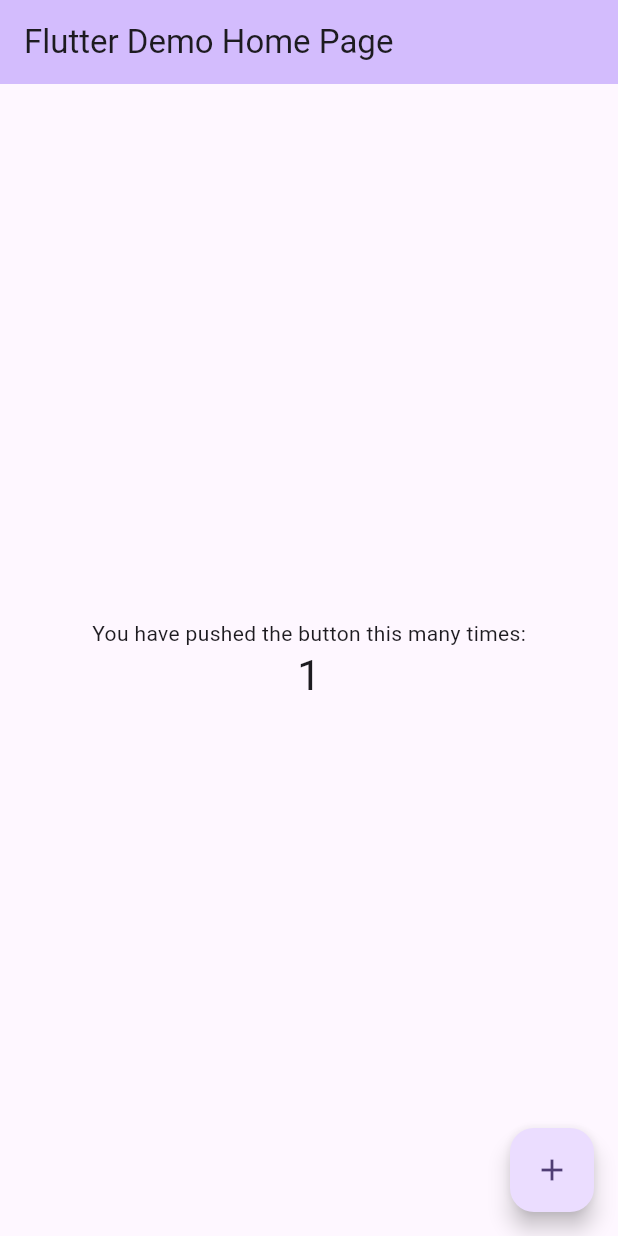
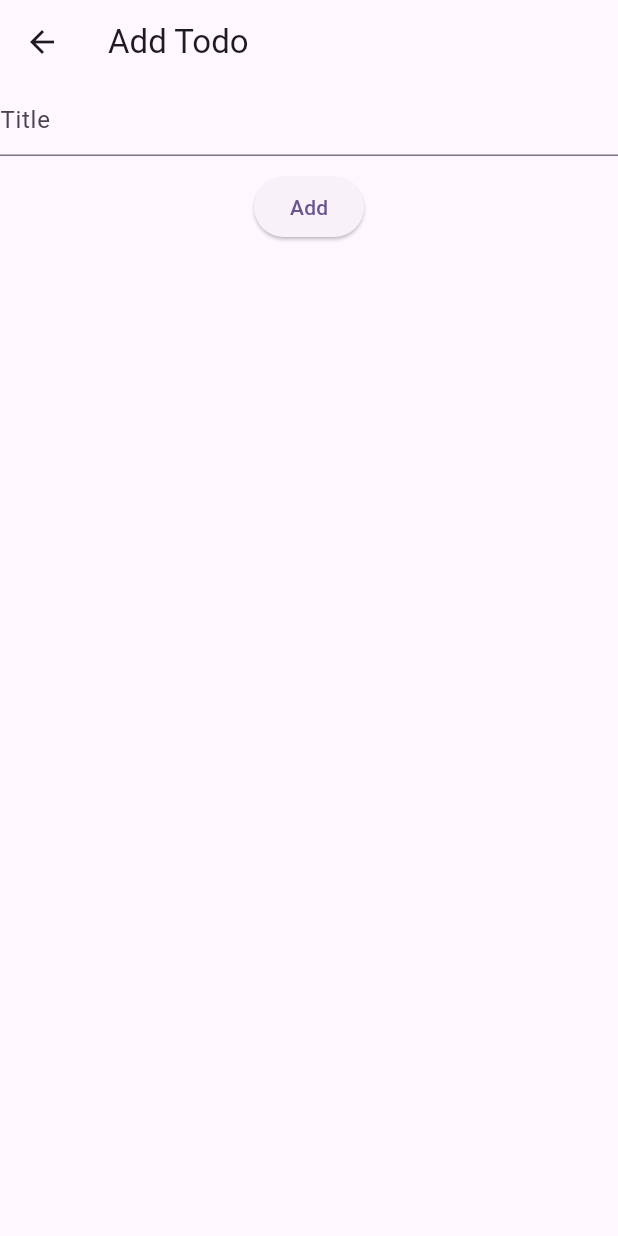
Before and after one commit to adhilfouzi/todo_using_bloc, a Flutter app: the screen it shows after launch, after a tap on the "add" icon, on a phone screen of 412 x 824 dp. Run offline on Flutter 3.47's test engine with Material 3 defaults, Android fonts, the light colour scheme and no system bars.

Commit message:
after clone

```diff
--- /dev/null
+++ b/lib/add_todo_page.dart
@@ -0,0 +1,36 @@
+import 'package:flutter/material.dart';
+
+class AddTodoPage extends StatefulWidget {
+  const AddTodoPage({super.key});
+
+  @override
+  State<AddTodoPage> createState() => _AddTodoPageState();
+}
+
+class _AddTodoPageState extends State<AddTodoPage> {
+  final todoTitleController = TextEditingController();
+
+  @override
+  Widget build(BuildContext context) {
+    return Scaffold(
+      appBar: AppBar(
+        title: const Text('Add Todo'),
+      ),
+      body: SingleChildScrollView(
+        child: Column(
+          children: [
+            TextField(
+              controller: todoTitleController,
+              decoration: const InputDecoration(hintText: 'Title'),
+            ),
+            const SizedBox(height: 10),
+            ElevatedButton(
+              onPressed: () {},
+              child: const Text('Add'),
+            ),
+          ],
+        ),
+      ),
+    );
+  }
+}
--- a/lib/main.dart
+++ b/lib/main.dart
@@ -1,4 +1,6 @@
 import 'package:flutter/material.dart';
+import 'package:todo_app_using_bloc/add_todo_page.dart';
+import 'package:todo_app_using_bloc/todo_list.dart';
 
 void main() {
   runApp(const MyApp());
@@ -15,55 +17,11 @@ class MyApp extends StatelessWidget {
         colorScheme: ColorScheme.fromSeed(seedColor: Colors.deepPurple),
         useMaterial3: true,
       ),
-      home: const MyHomePage(title: 'Flutter Demo Home Page'),
+      initialRoute: '/',
+      routes: {
+        '/': (_) => const TodoList(),
+        '/add-todo': (_) => const AddTodoPage(),
+      },
     );
   }
 }
-
-class MyHomePage extends StatefulWidget {
-  const MyHomePage({super.key, required this.title});
-
-  final String title;
-
-  @override
-  State<MyHomePage> createState() => _MyHomePageState();
-}
-
-class _MyHomePageState extends State<MyHomePage> {
-  int _counter = 0;
-
-  void _incrementCounter() {
-    setState(() {
-      _counter++;
-    });
-  }
-
-  @override
-  Widget build(BuildContext context) {
-    return Scaffold(
-      appBar: AppBar(
-        backgroundColor: Theme.of(context).colorScheme.inversePrimary,
-        title: Text(widget.title),
-      ),
-      body: Center(
-        child: Column(
-          mainAxisAlignment: MainAxisAlignment.center,
-          children: <Widget>[
-            const Text(
-              'You have pushed the button this many times:',
-            ),
-            Text(
-              '$_counter',
-              style: Theme.of(context).textTheme.headlineMedium,
-            ),
-          ],
-        ),
-      ),
-      floatingActionButton: FloatingActionButton(
-        onPressed: _incrementCounter,
-        tooltip: 'Increment',
-        child: const Icon(Icons.add),
-      ),
-    );
-  }
-}
--- /dev/null
+++ b/lib/todo_list.dart
@@ -0,0 +1,22 @@
+import 'package:flutter/material.dart';
+
+class TodoList extends StatelessWidget {
+  const TodoList({super.key});
+
+  @override
+  Widget build(BuildContext context) {
+    return Scaffold(
+      appBar: AppBar(
+        title: const Text('Todo List'),
+      ),
+      // body: ,
+      floatingActionButton: FloatingActionButton(
+        onPressed: () {
+          Navigator.pushNamed(context, '/add-todo');
+        },
+        tooltip: 'Add Todo',
+        child: const Icon(Icons.add),
+      ),
+    );
+  }
+}
```
